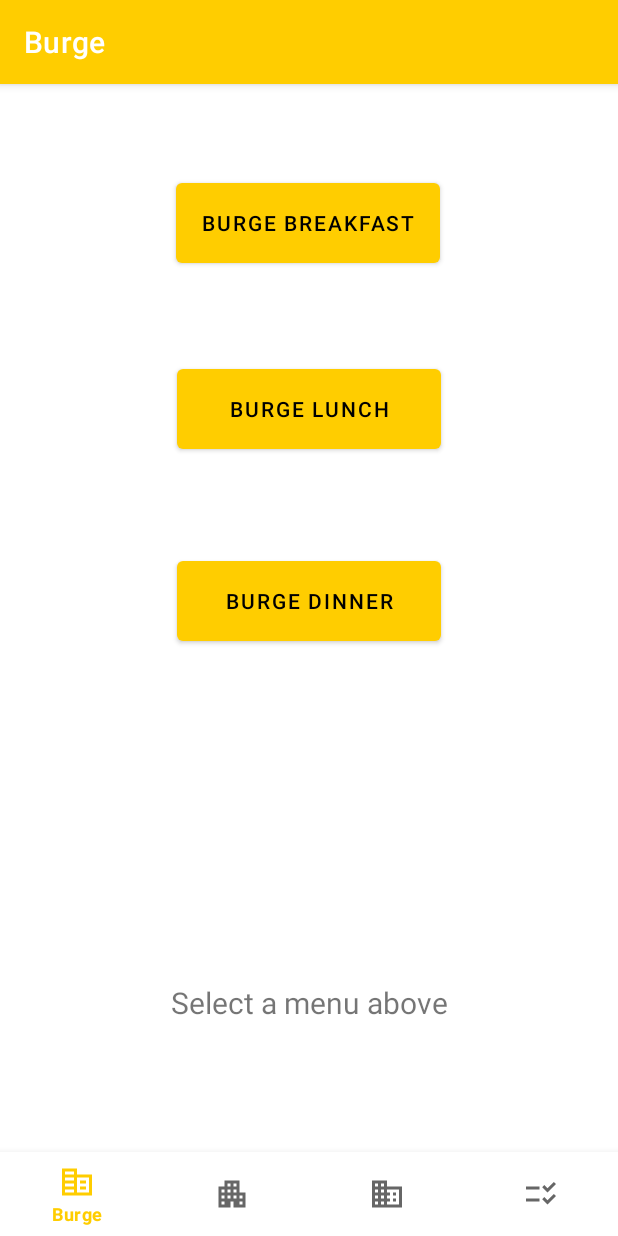
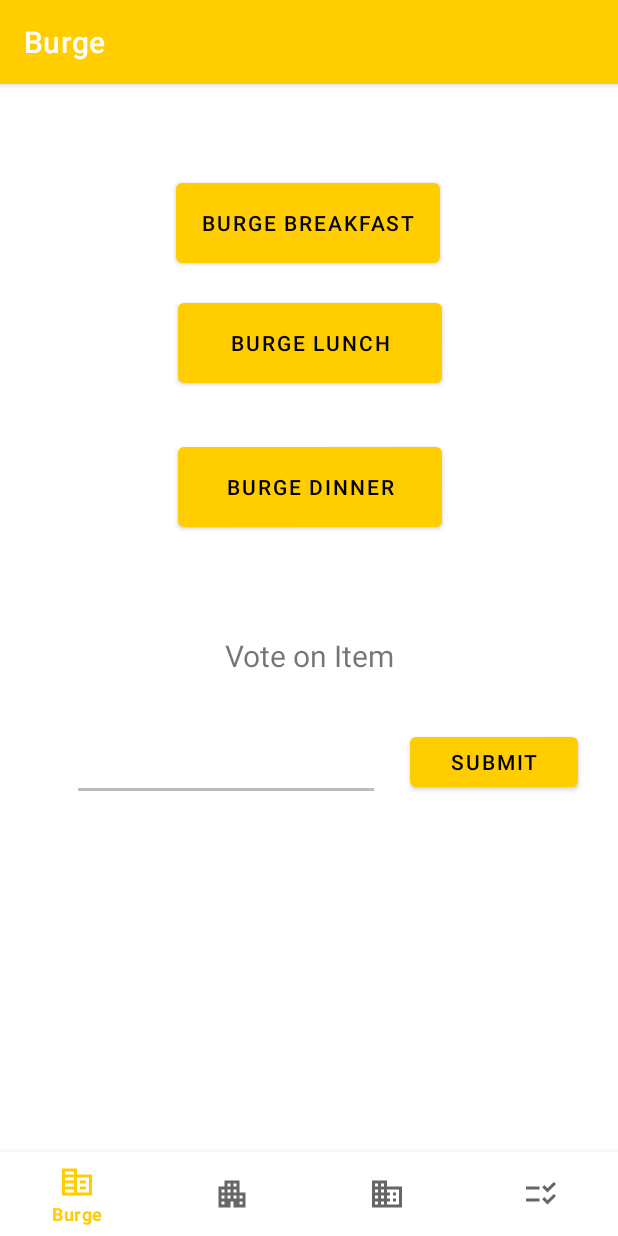
Before and after one commit to 84driffel/dining-app, an Android app: the screen it shows after launch (MainActivity), on a phone screen of 412 x 824 dp. Run offline under Robolectric (Android 15) with nearby library versions, the phone set to English and light mode, and no system bars; our stand-ins replace navigation-ui; 26 statements that could not run were skipped.

Commit message:
added a vote system

```diff
--- a/app/build.gradle
+++ b/app/build.gradle
@@ -43,6 +43,7 @@ dependencies {
     implementation 'androidx.navigation:navigation-fragment:2.3.5'
     implementation 'androidx.navigation:navigation-ui:2.3.5'
     implementation 'org.jsoup:jsoup:1.11.2'
+    //implementation 'com.squareup.okhttp3:okhttp:4.1.0'
     implementation 'androidx.preference:preference:1.1.1'
     testImplementation 'junit:junit:4.+'
     androidTestImplementation 'androidx.test.ext:junit:1.1.2'
--- a/app/src/main/AndroidManifest.xml
+++ b/app/src/main/AndroidManifest.xml
@@ -10,6 +10,7 @@
         android:label="@string/app_name"
         android:roundIcon="@mipmap/ic_launcher_round"
         android:supportsRtl="true"
+        android:usesCleartextTraffic="true"
         android:theme="@style/Theme.DiningHallApplication" >
         <activity
             android:name=".FoodScreen"
--- a/app/src/main/java/com/example/dininghallapplication/ui/home/HomeFragment.java
+++ b/app/src/main/java/com/example/dininghallapplication/ui/home/HomeFragment.java
@@ -1,12 +1,17 @@
 package com.example.dininghallapplication.ui.home;
+
 
 import android.content.Intent;
 import android.os.AsyncTask;
 import android.os.Bundle;
+import android.os.StrictMode;
+import android.text.Editable;
+import android.text.SpannableStringBuilder;
 import android.view.LayoutInflater;
 import android.view.View;
 import android.view.ViewGroup;
 import android.widget.Button;
+import android.widget.EditText;
 import android.widget.TextView;
 
 import androidx.annotation.NonNull;
@@ -24,9 +29,20 @@ import org.jsoup.nodes.Element;
 import org.jsoup.select.Elements;
 
 import java.io.IOException;
+import java.io.OutputStream;
+import java.net.HttpURLConnection;
+import java.net.URL;
+import java.net.URLConnection;
+import java.nio.charset.StandardCharsets;
 import java.util.ArrayList;
+import java.util.Arrays;
 import java.util.Collections;
 import java.util.List;
+
+
+import java.io.*;
+
+
 
 
 public class HomeFragment extends Fragment {
@@ -34,9 +50,12 @@ public class HomeFragment extends Fragment {
     private HomeViewModel homeViewModel;
     private FragmentHomeBinding binding;
     private TextView textView;
+    private EditText inputText;
     private Button bbutton;
     private Button blbutton;
     private Button bdbutton;
+    private Button vote;
+
     public String breakfastString;
     public String lunchString;
     public String dinnerString;
@@ -77,8 +96,44 @@ public class HomeFragment extends Fragment {
     public  List<Integer> indexofBurgeDinner;
 
 
+    public  void voteRead(Editable args) throws Exception {
+        URL url = new URL("http://workoutdev.org:5000/vote?item=" + args);
+        URLConnection yc = url.openConnection();
+        BufferedReader in = new BufferedReader(
+                new InputStreamReader(
+                        yc.getInputStream()));
+        String inputLine;
+        while ((inputLine = in.readLine()) != null)
+            System.out.println("Updated value to: " + inputLine);
+        in.close();
 
-    public View onCreateView(@NonNull LayoutInflater inflater,
+
+    }
+
+    public void voteWrite(Editable a) throws IOException {
+        URL website = new URL("http://workoutdev.org:5000/vote");
+        URLConnection yc = website.openConnection();
+        HttpURLConnection http = (HttpURLConnection) yc;
+        http.setRequestMethod("POST");
+        http.setDoOutput(true);
+        byte[] out = ("{\"name\":\"" + a + "\",\"value\":\"" + 1 + "\"}").getBytes(StandardCharsets.UTF_8);
+        //byte[] out1 = "{\"name\":\"Food\",\"value\":\"1\"}".getBytes(StandardCharsets.UTF_8);
+        int length = out.length;
+        //System.out.println(length);
+
+        http.setFixedLengthStreamingMode(length);
+        http.setRequestProperty("Content-Type", "application/json; charset=UTF-8");
+        http.connect();
+        try (OutputStream os = http.getOutputStream()) {
+            os.write(out);
+        }
+        String line;
+        BufferedReader reader = new BufferedReader(new InputStreamReader(yc.getInputStream()));
+        while ((line = reader.readLine()) != null) {
+            System.out.println(line);
+        }
+    }
+        public View onCreateView(@NonNull LayoutInflater inflater,
                              ViewGroup container, Bundle savedInstanceState) {
         homeViewModel =
                 new ViewModelProvider(this).get(HomeViewModel.class);
@@ -87,12 +142,19 @@ public class HomeFragment extends Fragment {
         View root = binding.getRoot();
 
         textView = binding.textHome;
+        inputText = binding.editTextBurge;
         homeViewModel.getText().observe(getViewLifecycleOwner(), new Observer<String>() {
             @Override
             public void onChanged(@Nullable String s) {
                 textView.setText(s);
             }
         });
+            int SDK_INT = android.os.Build.VERSION.SDK_INT;
+            if (SDK_INT > 8) {
+                StrictMode.ThreadPolicy policy = new StrictMode.ThreadPolicy.Builder()
+                        .permitAll().build();
+                StrictMode.setThreadPolicy(policy);
+            }
         new doIT().execute();
         bbutton = binding.btnView;
         bbutton.setOnClickListener(new View.OnClickListener() {
@@ -167,6 +229,29 @@ public class HomeFragment extends Fragment {
 
             }
         });
+        vote= binding.btnView4;
+        vote.setOnClickListener(new View.OnClickListener() {
+            @Override
+            public void onClick(View v) {
+                try {
+                    voteWrite(inputText.getText());
+                } catch (Exception e) {
+                    e.printStackTrace();
+                }
+                System.out.println("Submitted to db");
+
+
+                try {
+                    voteRead(inputText.getText());
+                } catch (Exception e) {
+                    e.printStackTrace();
+                }
+                textView.setText("Voted for " + inputText.getText());
+                //inputText.setText("");
+            }
+
+        });
+
         return root;
     }
 
--- a/app/src/main/java/com/example/dininghallapplication/ui/home/HomeViewModel.java
+++ b/app/src/main/java/com/example/dininghallapplication/ui/home/HomeViewModel.java
@@ -12,7 +12,7 @@ public class HomeViewModel extends ViewModel {
 
     public HomeViewModel() {
         mText = new MutableLiveData<>();
-        mText.setValue("Select a menu above");
+        mText.setValue("Vote on Item");
     }
 
     public LiveData<String> getText() {
--- a/app/src/main/java/com/example/dininghallapplication/ui/notifications/NotificationsViewModel.java
+++ b/app/src/main/java/com/example/dininghallapplication/ui/notifications/NotificationsViewModel.java
@@ -3,6 +3,11 @@ package com.example.dininghallapplication.ui.notifications;
 import androidx.lifecycle.LiveData;
 import androidx.lifecycle.MutableLiveData;
 import androidx.lifecycle.ViewModel;
+
+import java.io.BufferedReader;
+import java.io.InputStreamReader;
+import java.net.URL;
+import java.net.URLConnection;
 
 public class NotificationsViewModel extends ViewModel {
 
--- a/app/src/main/res/layout/fragment_home.xml
+++ b/app/src/main/res/layout/fragment_home.xml
@@ -1,4 +1,5 @@
 <?xml version="1.0" encoding="utf-8"?>
+
 <androidx.constraintlayout.widget.ConstraintLayout xmlns:android="http://schemas.android.com/apk/res/android"
     xmlns:app="http://schemas.android.com/apk/res-auto"
     xmlns:tools="http://schemas.android.com/tools"
@@ -12,16 +13,15 @@
         android:layout_width="match_parent"
         android:layout_height="wrap_content"
         android:layout_marginStart="8dp"
-        android:layout_marginTop="8dp"
         android:layout_marginEnd="8dp"
         android:textAlignment="center"
         android:textSize="20sp"
-        app:layout_constraintBottom_toBottomOf="parent"
+        app:layout_constraintBottom_toTopOf="@+id/btnView4"
         app:layout_constraintEnd_toEndOf="parent"
-        app:layout_constraintHorizontal_bias="1.0"
+        app:layout_constraintHorizontal_bias="0.0"
         app:layout_constraintStart_toStartOf="parent"
-        app:layout_constraintTop_toTopOf="parent"
-        app:layout_constraintVertical_bias="0.79" />
+        app:layout_constraintTop_toBottomOf="@+id/btnView3"
+        app:layout_constraintVertical_bias="0.653" />
 
     <Button
         android:id="@+id/btnView"
@@ -39,9 +39,10 @@
         android:id="@+id/btnView2"
         android:layout_width="176dp"
         android:layout_height="65dp"
-        android:layout_marginTop="124dp"
+        android:layout_marginTop="80dp"
         android:text="BURGE LUNCH"
         app:layout_constraintEnd_toEndOf="parent"
+        app:layout_constraintHorizontal_bias="0.502"
         app:layout_constraintStart_toStartOf="parent"
         app:layout_constraintTop_toTopOf="@+id/btnView" />
 
@@ -49,11 +50,37 @@
         android:id="@+id/btnView3"
         android:layout_width="176dp"
         android:layout_height="65dp"
-        android:layout_marginTop="128dp"
+        android:layout_marginTop="96dp"
         android:text="BURGE DINNER"
         app:layout_constraintEnd_toEndOf="parent"
+        app:layout_constraintHorizontal_bias="0.502"
         app:layout_constraintStart_toStartOf="parent"
         app:layout_constraintTop_toTopOf="@+id/btnView2" />
 
+    <EditText
+        android:id="@+id/editTextBurge"
+        android:layout_width="205dp"
+        android:layout_height="43dp"
+        android:layout_marginTop="128dp"
+        android:ems="10"
+        android:text=""
+        app:layout_constraintBottom_toBottomOf="parent"
+        app:layout_constraintEnd_toEndOf="parent"
+        app:layout_constraintHorizontal_bias="0.232"
+        app:layout_constraintStart_toStartOf="parent"
+        app:layout_constraintTop_toBottomOf="@+id/btnView3"
+        app:layout_constraintVertical_bias="0.018"
+        tools:ignore="MissingConstraints" />
+
+    <Button
+        android:id="@+id/btnView4"
+        android:layout_width="112dp"
+        android:layout_height="45dp"
+        android:layout_marginStart="20dp"
+        android:layout_marginTop="128dp"
+        android:text="SUBMIT"
+        app:layout_constraintStart_toEndOf="@+id/editTextBurge"
+        app:layout_constraintTop_toBottomOf="@+id/btnView3" />
+
 
 </androidx.constraintlayout.widget.ConstraintLayout>
```
Also changed, not shown: lib/src/main/java/com/example/lib/httpGet.java (+7 -0 lines), lib/src/main/java/com/example/lib/httpPost.java (+24 -11 lines).
